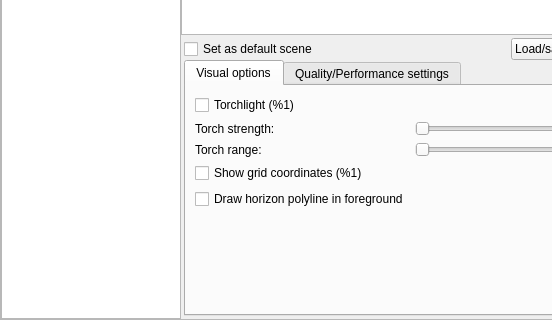
Qt form plugins/Scenery3d/src/gui/scenery3dDialog.ui (greck2908/stellarium) before a commit; both pictures show x 0 to 552 and y 230 to 550 of the 831 by 550 pixel window.
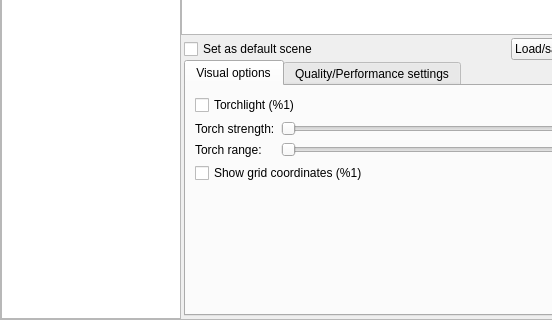
The same form after that commit. Custom widgets are drawn as their Qt base class.

```diff
--- a/plugins/Scenery3d/src/gui/scenery3dDialog.ui
+++ b/plugins/Scenery3d/src/gui/scenery3dDialog.ui
@@ -464,16 +464,6 @@
                    </property>
                   </widget>
                  </item>
-                 <item row="4" column="0">
-                  <widget class="QCheckBox" name="overdrawLandscapePolylineCheckBox">
-                   <property name="toolTip">
-                    <string>Overdraw horizon polygon defined in your landscape. This displays the inaccuracies in a very large planar model compared to Earth curvature, of course only for a single point of observation.</string>
-                   </property>
-                   <property name="text">
-                    <string>Draw horizon polyline in foreground</string>
-                   </property>
-                  </widget>
-                 </item>
                 </layout>
                </widget>
                <widget class="QWidget" name="tab_2">
```
Left out of the diff: 10 changed lines with no effect on the pictures.
